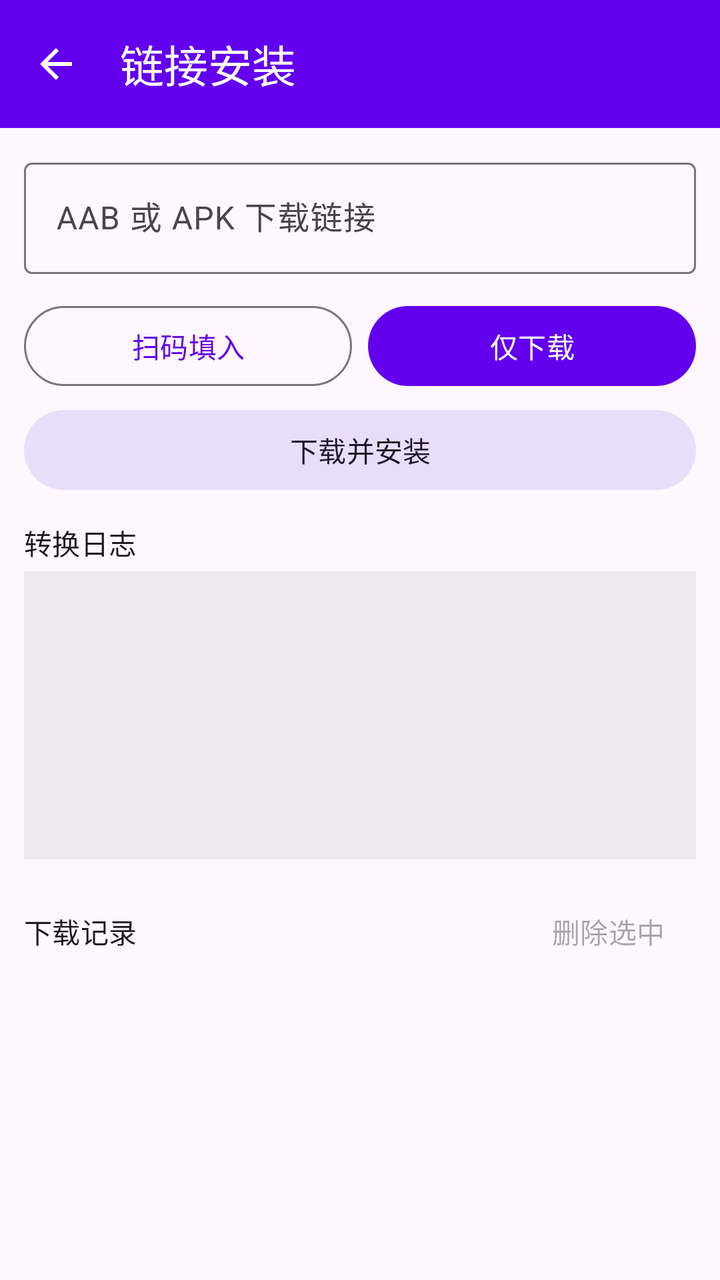
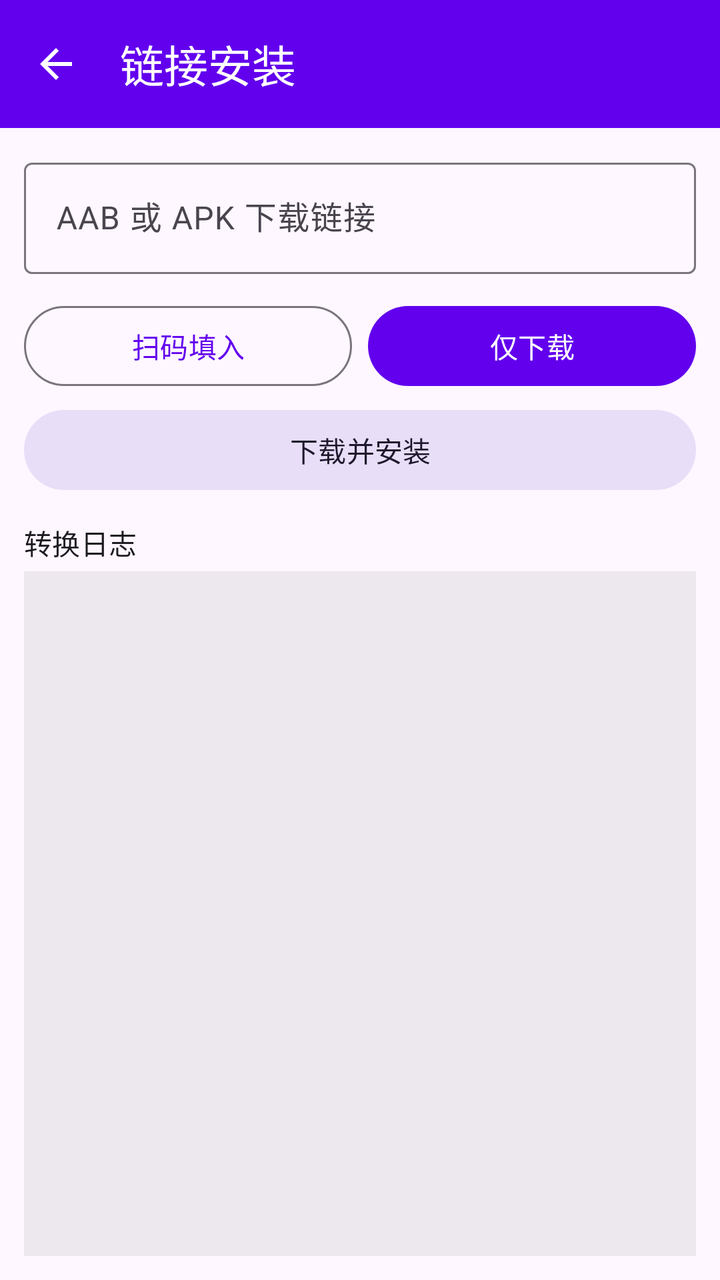

Screens rendered from an Android XML layout before and after an edit, with the pre-edit source and the edit as a unified diff.
<!-- AndroidManifest.xml: application theme Theme.AABInstaller -->
<!-- res/layout/activity_url_install.xml -->
<?xml version="1.0" encoding="utf-8"?>
<LinearLayout xmlns:android="http://schemas.android.com/apk/res/android"
    xmlns:app="http://schemas.android.com/apk/res-auto"
    android:layout_width="match_parent"
    android:layout_height="match_parent"
    android:orientation="vertical">

    <com.google.android.material.appbar.MaterialToolbar
        android:id="@+id/toolbar"
        android:layout_width="match_parent"
        android:layout_height="?attr/actionBarSize"
        android:background="?attr/colorPrimary"
        android:theme="@style/ThemeOverlay.Material3.Dark.ActionBar"
        app:navigationIcon="?attr/homeAsUpIndicator"
        app:title="@string/url_install_title" />

    <com.google.android.material.textfield.TextInputLayout
        android:layout_width="match_parent"
        android:layout_height="wrap_content"
        android:layout_margin="12dp"
        android:hint="@string/url_hint">

        <com.google.android.material.textfield.TextInputEditText
            android:id="@+id/etUrl"
            android:layout_width="match_parent"
            android:layout_height="wrap_content"
            android:inputType="textUri"
            android:maxLines="3" />
    </com.google.android.material.textfield.TextInputLayout>

    <LinearLayout
        android:layout_width="match_parent"
        android:layout_height="wrap_content"
        android:orientation="horizontal"
        android:paddingHorizontal="12dp">

        <com.google.android.material.button.MaterialButton
            android:id="@+id/btnScan"
            style="@style/Widget.Material3.Button.OutlinedButton"
            android:layout_width="0dp"
            android:layout_height="wrap_content"
            android:layout_weight="1"
            android:text="@string/url_scan" />

        <com.google.android.material.button.MaterialButton
            android:id="@+id/btnDownload"
            android:layout_width="0dp"
            android:layout_height="wrap_content"
            android:layout_marginStart="8dp"
            android:layout_weight="1"
            android:text="@string/url_download" />
    </LinearLayout>

    <com.google.android.material.button.MaterialButton
        android:id="@+id/btnDownloadInstall"
        style="@style/Widget.Material3.Button.TonalButton"
        android:layout_width="match_parent"
        android:layout_height="wrap_content"
        android:layout_marginHorizontal="12dp"
        android:layout_marginTop="4dp"
        android:text="@string/url_download_install" />

    <com.google.android.material.progressindicator.LinearProgressIndicator
        android:id="@+id/progress"
        android:layout_width="match_parent"
        android:layout_height="wrap_content"
        android:layout_marginHorizontal="12dp"
        android:layout_marginTop="8dp"
        android:indeterminate="false"
        android:max="100"
        android:visibility="gone" />

    <TextView
        android:id="@+id/tvProgress"
        android:layout_width="match_parent"
        android:layout_height="wrap_content"
        android:layout_marginHorizontal="12dp"
        android:layout_marginTop="4dp"
        android:textAppearance="?attr/textAppearanceBodySmall"
        android:visibility="gone" />

    <TextView
        android:layout_width="match_parent"
        android:layout_height="wrap_content"
        android:layout_marginHorizontal="12dp"
        android:layout_marginTop="12dp"
        android:text="@string/conversion_log"
        android:textAppearance="?attr/textAppearanceTitleSmall" />

    <ScrollView
        android:id="@+id/scrollLog"
        android:layout_width="match_parent"
        android:layout_height="144dp"
        android:layout_marginHorizontal="12dp"
        android:layout_marginTop="4dp"
        android:background="#11000000"
        android:fillViewport="true"
        android:padding="8dp">

        <TextView
            android:id="@+id/tvLog"
            android:layout_width="match_parent"
            android:layout_height="wrap_content"
            android:fontFamily="monospace"
            android:textSize="12sp" />
    </ScrollView>

    <LinearLayout
        android:layout_width="match_parent"
        android:layout_height="wrap_content"
        android:gravity="center_vertical"
        android:orientation="horizontal"
        android:paddingHorizontal="12dp"
        android:paddingTop="12dp">

        <TextView
            android:layout_width="0dp"
            android:layout_height="wrap_content"
            android:layout_weight="1"
            android:text="@string/url_download_list"
            android:textAppearance="?attr/textAppearanceTitleSmall" />

        <com.google.android.material.button.MaterialButton
            android:id="@+id/btnDeleteSelected"
            style="@style/Widget.Material3.Button.TextButton"
            android:layout_width="wrap_content"
            android:layout_height="wrap_content"
            android:enabled="false"
            android:text="@string/url_delete_selected" />
    </LinearLayout>

    <androidx.recyclerview.widget.RecyclerView
        android:id="@+id/recycler"
        android:layout_width="match_parent"
        android:layout_height="0dp"
        android:layout_weight="1"
        android:clipToPadding="false"
        android:padding="8dp" />

</LinearLayout>
<!-- resources referenced by this layout -->
<resources>
  <string name="conversion_log">转换日志</string>
  <string name="url_delete_selected">删除选中</string>
  <string name="url_download">仅下载</string>
  <string name="url_download_install">下载并安装</string>
  <string name="url_download_list">下载记录</string>
  <string name="url_hint">AAB 或 APK 下载链接</string>
  <string name="url_install_title">链接安装</string>
  <string name="url_scan">扫码填入</string>
  <style name="Theme.AABInstaller" parent="Theme.Material3.DayNight.NoActionBar">
          <item name="colorPrimary">@color/purple_500</item>
          <item name="colorPrimaryVariant">@color/purple_700</item>
          <item name="colorOnPrimary">@color/white</item>
          <item name="colorSecondary">@color/teal_200</item>
          
          <item name="actionOverflowMenuStyle">@style/Widget.App.PopupMenu.Overflow</item>
          <item name="popupMenuStyle">@style/Widget.App.PopupMenu</item>
      </style>
  <color name="purple_500">#FF6200EE</color>
  <color name="purple_700">#FF3700B3</color>
  <color name="white">#FFFFFFFF</color>
  <color name="teal_200">#FF03DAC6</color>
  <style name="Widget.App.PopupMenu.Overflow" parent="Widget.Material3.PopupMenu.Overflow">
          <item name="android:popupBackground">@color/white</item>
          <item name="android:textColor">@color/black</item>
      </style>
  <style name="Widget.App.PopupMenu" parent="Widget.Material3.PopupMenu.ListPopupWindow">
          <item name="android:popupBackground">@color/white</item>
          <item name="android:popupElevation">8dp</item>
      </style>
  <color name="black">#FF000000</color>
</resources>

<!-- the commit's change to res/layout/activity_url_install.xml (unified diff, before → after) -->
@@ -12,6 +12,7 @@
         android:background="?attr/colorPrimary"
         android:theme="@style/ThemeOverlay.Material3.Dark.ActionBar"
         app:navigationIcon="?attr/homeAsUpIndicator"
+        app:popupTheme="@style/ThemeOverlay.App.PopupMenu"
         app:title="@string/url_install_title" />
 
     <com.google.android.material.textfield.TextInputLayout
@@ -90,9 +91,11 @@
     <ScrollView
         android:id="@+id/scrollLog"
         android:layout_width="match_parent"
-        android:layout_height="144dp"
+        android:layout_height="0dp"
         android:layout_marginHorizontal="12dp"
         android:layout_marginTop="4dp"
+        android:layout_marginBottom="12dp"
+        android:layout_weight="1"
         android:background="#11000000"
         android:fillViewport="true"
         android:padding="8dp">
@@ -105,36 +108,4 @@
             android:textSize="12sp" />
     </ScrollView>
 
-    <LinearLayout
-        android:layout_width="match_parent"
-        android:layout_height="wrap_content"
-        android:gravity="center_vertical"
-        android:orientation="horizontal"
-        android:paddingHorizontal="12dp"
-        android:paddingTop="12dp">
-
-        <TextView
-            android:layout_width="0dp"
-            android:layout_height="wrap_content"
-            android:layout_weight="1"
-            android:text="@string/url_download_list"
-            android:textAppearance="?attr/textAppearanceTitleSmall" />
-
-        <com.google.android.material.button.MaterialButton
-            android:id="@+id/btnDeleteSelected"
-            style="@style/Widget.Material3.Button.TextButton"
-            android:layout_width="wrap_content"
-            android:layout_height="wrap_content"
-            android:enabled="false"
-            android:text="@string/url_delete_selected" />
-    </LinearLayout>
-
-    <androidx.recyclerview.widget.RecyclerView
-        android:id="@+id/recycler"
-        android:layout_width="match_parent"
-        android:layout_height="0dp"
-        android:layout_weight="1"
-        android:clipToPadding="false"
-        android:padding="8dp" />
-
 </LinearLayout>
<!-- resource entries referenced after the edit -->
@@ -1,13 +1,15 @@
 <!-- resources referenced by this layout -->
 <resources>
   <string name="conversion_log">转换日志</string>
-  <string name="url_delete_selected">删除选中</string>
   <string name="url_download">仅下载</string>
   <string name="url_download_install">下载并安装</string>
-  <string name="url_download_list">下载记录</string>
   <string name="url_hint">AAB 或 APK 下载链接</string>
   <string name="url_install_title">链接安装</string>
   <string name="url_scan">扫码填入</string>
+  <style name="ThemeOverlay.App.PopupMenu" parent="ThemeOverlay.Material3.Light">
+          <item name="android:colorBackground">@color/white</item>
+          <item name="android:textColorPrimary">@color/black</item>
+      </style>
   <style name="Theme.AABInstaller" parent="Theme.Material3.DayNight.NoActionBar">
           <item name="colorPrimary">@color/purple_500</item>
           <item name="colorPrimaryVariant">@color/purple_700</item>
@@ -17,9 +19,10 @@
           <item name="actionOverflowMenuStyle">@style/Widget.App.PopupMenu.Overflow</item>
           <item name="popupMenuStyle">@style/Widget.App.PopupMenu</item>
       </style>
+  <color name="white">#FFFFFFFF</color>
+  <color name="black">#FF000000</color>
   <color name="purple_500">#FF6200EE</color>
   <color name="purple_700">#FF3700B3</color>
-  <color name="white">#FFFFFFFF</color>
   <color name="teal_200">#FF03DAC6</color>
   <style name="Widget.App.PopupMenu.Overflow" parent="Widget.Material3.PopupMenu.Overflow">
           <item name="android:popupBackground">@color/white</item>
@@ -29,6 +32,5 @@
           <item name="android:popupBackground">@color/white</item>
           <item name="android:popupElevation">8dp</item>
       </style>
-  <color name="black">#FF000000</color>
 </resources>
 
